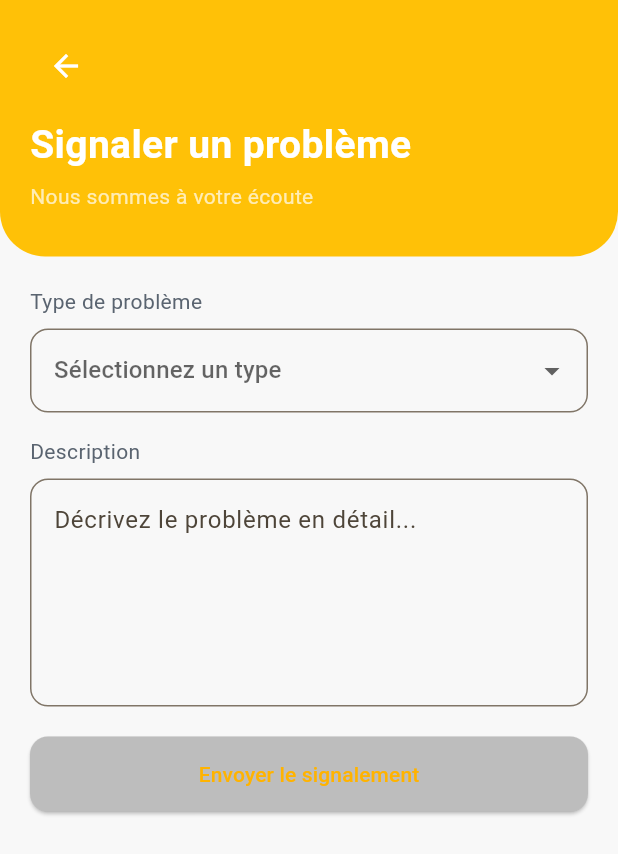
After one commit to jawheressid/mobile_takekar, a Flutter app: the UserDashboardScreen screen opened by its route, after a tap on "Signaler", on a phone screen of 412 x 824 dp. The commit adds this screen. Shown: the top 854 px of the screen. Run offline on Flutter 3.47's test engine with Material 3 defaults, Android fonts, the phone set to English and light mode, and no system bars; our stand-ins replace cloud_firestore, firebase_auth, firebase_core, flutter_map, latlong2; accounts and stored records are empty.

Commit message:
Add report problem page and navigation

```diff
--- a/lib/main.dart
+++ b/lib/main.dart
@@ -1,3 +1,4 @@
+import 'pages/report_problem_page.dart';
 import 'package:flutter/material.dart';
 import 'package:flutter/foundation.dart' show kIsWeb;
 import 'package:firebase_core/firebase_core.dart';
@@ -12,13 +13,14 @@ import 'screens/splash.dart';
 import 'screens/user_dashboard.dart';
 import 'theme/app_theme.dart';
 
-
 Future<void> main() async {
   WidgetsFlutterBinding.ensureInitialized();
   Object? firebaseInitError;
   try {
     // NOTE: On Web, Firebase needs explicit config (via --dart-define) otherwise FirebaseAuth/Firestore will crash.
-    await Firebase.initializeApp(options: kIsWeb ? _webFirebaseOptions() : null);
+    await Firebase.initializeApp(
+      options: kIsWeb ? _webFirebaseOptions() : null,
+    );
   } catch (e) {
     firebaseInitError = e;
   }
@@ -48,6 +50,7 @@ class TakeKarApp extends StatelessWidget {
       theme: buildAppTheme(),
       initialRoute: SplashScreen.route,
       routes: {
+        ReportProblemPage.route: (_) => const ReportProblemPage(),
         SplashScreen.route: (_) => const SplashScreen(),
         RoleSelectionScreen.route: (_) => const RoleSelectionScreen(),
         UserLoginScreen.route: (_) => const UserLoginScreen(),
@@ -65,14 +68,19 @@ class TakeKarApp extends StatelessWidget {
 FirebaseOptions _webFirebaseOptions() {
   const apiKey = String.fromEnvironment('FIREBASE_API_KEY');
   const appId = String.fromEnvironment('FIREBASE_APP_ID');
-  const messagingSenderId = String.fromEnvironment('FIREBASE_MESSAGING_SENDER_ID');
+  const messagingSenderId = String.fromEnvironment(
+    'FIREBASE_MESSAGING_SENDER_ID',
+  );
   const projectId = String.fromEnvironment('FIREBASE_PROJECT_ID');
   const authDomain = String.fromEnvironment('FIREBASE_AUTH_DOMAIN');
   const storageBucket = String.fromEnvironment('FIREBASE_STORAGE_BUCKET');
   const measurementId = String.fromEnvironment('FIREBASE_MEASUREMENT_ID');
   const databaseURL = String.fromEnvironment('FIREBASE_DATABASE_URL');
 
-  if (apiKey.isEmpty || appId.isEmpty || messagingSenderId.isEmpty || projectId.isEmpty) {
+  if (apiKey.isEmpty ||
+      appId.isEmpty ||
+      messagingSenderId.isEmpty ||
+      projectId.isEmpty) {
     throw StateError(
       'Missing Firebase Web config. Define: FIREBASE_API_KEY, FIREBASE_APP_ID, FIREBASE_MESSAGING_SENDER_ID, FIREBASE_PROJECT_ID.',
     );
@@ -121,10 +129,7 @@ class _FirebaseInitErrorScreen extends StatelessWidget {
                 '  --dart-define=FIREBASE_PROJECT_ID=...',
               ),
               const SizedBox(height: 12),
-              Text(
-                error.toString(),
-                style: const TextStyle(color: Colors.red),
-              ),
+              Text(error.toString(), style: const TextStyle(color: Colors.red)),
             ],
           ),
         ),
--- /dev/null
+++ b/lib/pages/report_problem_page.dart
@@ -0,0 +1,139 @@
+import 'package:flutter/material.dart';
+
+class ReportProblemPage extends StatefulWidget {
+  const ReportProblemPage({super.key});
+  static const String route = '/report-problem';
+
+  @override
+  State<ReportProblemPage> createState() => _ReportProblemPageState();
+}
+
+class _ReportProblemPageState extends State<ReportProblemPage> {
+  String? selectedType;
+  final TextEditingController descriptionController = TextEditingController();
+
+  @override
+  Widget build(BuildContext context) {
+    return Scaffold(
+      backgroundColor: const Color(0xFFF8F8F8),
+      body: SafeArea(
+        child: Column(
+          children: [
+            // 🔶 HEADER JAUNE
+            Container(
+              width: double.infinity,
+              padding: const EdgeInsets.fromLTRB(20, 20, 20, 30),
+              decoration: const BoxDecoration(
+                color: Color(0xFFFFC107),
+                borderRadius: BorderRadius.only(
+                  bottomLeft: Radius.circular(30),
+                  bottomRight: Radius.circular(30),
+                ),
+              ),
+              child: Column(
+                crossAxisAlignment: CrossAxisAlignment.start,
+                children: [
+                  IconButton(
+                    onPressed: () => Navigator.pop(context),
+                    icon: const Icon(Icons.arrow_back, color: Colors.white),
+                  ),
+                  const SizedBox(height: 10),
+                  const Text(
+                    'Signaler un problème',
+                    style: TextStyle(
+                      color: Colors.white,
+                      fontSize: 26,
+                      fontWeight: FontWeight.bold,
+                    ),
+                  ),
+                  const SizedBox(height: 6),
+                  const Text(
+                    'Nous sommes à votre écoute',
+                    style: TextStyle(color: Colors.white70),
+                  ),
+                ],
+              ),
+            ),
+
+            const SizedBox(height: 20),
+
+            // 🔶 FORMULAIRE
+            Padding(
+              padding: const EdgeInsets.symmetric(horizontal: 20),
+              child: Column(
+                crossAxisAlignment: CrossAxisAlignment.start,
+                children: [
+                  const Text('Type de problème'),
+                  const SizedBox(height: 8),
+                  DropdownButtonFormField<String>(
+                    value: selectedType,
+                    hint: const Text('Sélectionnez un type'),
+                    items: const [
+                      DropdownMenuItem(
+                        value: 'Bus en retard',
+                        child: Text('Bus en retard'),
+                      ),
+                      DropdownMenuItem(
+                        value: 'Problème de paiement',
+                        child: Text('Problème de paiement'),
+                      ),
+                      DropdownMenuItem(value: 'Autre', child: Text('Autre')),
+                    ],
+                    onChanged: (value) {
+                      setState(() {
+                        selectedType = value;
+                      });
+                    },
+                    decoration: InputDecoration(
+                      border: OutlineInputBorder(
+                        borderRadius: BorderRadius.circular(12),
+                      ),
+                    ),
+                  ),
+
+                  const SizedBox(height: 16),
+
+                  const Text('Description'),
+                  const SizedBox(height: 8),
+                  TextField(
+                    controller: descriptionController,
+                    maxLines: 5,
+                    decoration: InputDecoration(
+                      hintText: 'Décrivez le problème en détail...',
+                      border: OutlineInputBorder(
+                        borderRadius: BorderRadius.circular(12),
+                      ),
+                    ),
+                  ),
+
+                  const SizedBox(height: 20),
+
+                  // 🔶 BOUTON
+                  SizedBox(
+                    width: double.infinity,
+                    height: 50,
+                    child: ElevatedButton(
+                      style: ElevatedButton.styleFrom(
+                        backgroundColor: Colors.grey.shade400,
+                        shape: RoundedRectangleBorder(
+                          borderRadius: BorderRadius.circular(12),
+                        ),
+                      ),
+                      onPressed: () {
+                        // PLUS TARD : envoyer à Firebase
+                        ScaffoldMessenger.of(context).showSnackBar(
+                          const SnackBar(content: Text('Signalement envoyé ✅')),
+                        );
+                      },
+                      child: const Text('Envoyer le signalement'),
+                    ),
+                  ),
+                ],
+              ),
+            ),
+          ],
+        ),
+      ),
+    );
+  }
+}
--- a/lib/screens/user_dashboard.dart
+++ b/lib/screens/user_dashboard.dart
@@ -1,9 +1,10 @@
 import 'package:flutter/material.dart';
+import '../pages/report_problem_page.dart'; // ✅ AJOUT
+import '../services/auth_service.dart';
 import '../theme/app_colors.dart';
 import '../widgets/cards.dart';
 import 'follow_line/follow_line_select.dart';
 import 'role_selection.dart';
-import '../services/auth_service.dart';
 
 class UserDashboardScreen extends StatelessWidget {
   const UserDashboardScreen({super.key});
@@ -17,11 +18,28 @@ class UserDashboardScreen extends StatelessWidget {
         'Localisation en temps réel',
         Icons.my_location,
         AppColors.sunrise,
-        onTap: () => Navigator.of(context).pushNamed(FollowLineSelectScreen.route),
+        onTap: () =>
+            Navigator.of(context).pushNamed(FollowLineSelectScreen.route),
       ),
-      FeatureCardData('Chercher un trajet', 'Meilleur itinéraire', Icons.search, AppColors.accentPink),
-      FeatureCardData('Historique', 'Trajets passés', Icons.history, AppColors.sunrise),
-      FeatureCardData('Signaler', 'Rapporter un problème', Icons.error_outline, AppColors.accentPink),
+      FeatureCardData(
+        'Chercher un trajet',
+        'Meilleur itinéraire',
+        Icons.search,
+        AppColors.accentPink,
+      ),
+      FeatureCardData(
+        'Historique',
+        'Trajets passés',
+        Icons.history,
+        AppColors.sunrise,
+      ),
+      FeatureCardData(
+        'Signaler',
+        'Rapporter un problème',
+        Icons.error_outline,
+        AppColors.accentPink,
+        onTap: () => Navigator.of(context).pushNamed(ReportProblemPage.route),
+      ),
     ];
 
     return Scaffold(
@@ -46,16 +64,29 @@ class UserDashboardScreen extends StatelessWidget {
                     Column(
                       crossAxisAlignment: CrossAxisAlignment.start,
                       children: const [
-                        Text('TAKE كار', style: TextStyle(color: Colors.white, fontSize: 24, fontWeight: FontWeight.w600)),
+                        Text(
+                          'TAKE كار',
+                          style: TextStyle(
+                            color: Colors.white,
+                            fontSize: 24,
+                            fontWeight: FontWeight.w600,
+                          ),
+                        ),
                         SizedBox(height: 4),
-                        Text('Bonjour 👋', style: TextStyle(color: Colors.white70, fontSize: 16)),
+                        Text(
+                          'Bonjour 👋',
+                          style: TextStyle(color: Colors.white70, fontSize: 16),
+                        ),
                       ],
                     ),
                     GestureDetector(
                       onTap: () async {
                         await AuthService().signOut();
                         if (!context.mounted) return;
-                        Navigator.of(context).pushNamedAndRemoveUntil(RoleSelectionScreen.route, (route) => false);
+                        Navigator.of(context).pushNamedAndRemoveUntil(
+                          RoleSelectionScreen.route,
+                          (route) => false,
+                        );
                       },
                       child: Container(
                         padding: const EdgeInsets.all(10),
@@ -70,20 +101,25 @@ class UserDashboardScreen extends StatelessWidget {
                 ),
               ),
               Padding(
-                padding: const EdgeInsets.symmetric(horizontal: 18, vertical: 18),
+                padding: const EdgeInsets.symmetric(
+                  horizontal: 18,
+                  vertical: 18,
+                ),
                 child: Column(
                   children: [
                     GridView.builder(
                       shrinkWrap: true,
                       physics: const NeverScrollableScrollPhysics(),
                       itemCount: cards.length,
-                      gridDelegate: const SliverGridDelegateWithFixedCrossAxisCount(
-                        crossAxisCount: 2,
-                        childAspectRatio: 1,
-                        crossAxisSpacing: 14,
-                        mainAxisSpacing: 14,
-                      ),
-                      itemBuilder: (context, index) => FeatureCard(data: cards[index]),
+                      gridDelegate:
+                          const SliverGridDelegateWithFixedCrossAxisCount(
+                            crossAxisCount: 2,
+                            childAspectRatio: 1,
+                            crossAxisSpacing: 14,
+                            mainAxisSpacing: 14,
+                          ),
+                      itemBuilder: (context, index) =>
+                          FeatureCard(data: cards[index]),
                     ),
                     const SizedBox(height: 16),
                     Container(
@@ -102,12 +138,20 @@ class UserDashboardScreen extends StatelessWidget {
                       ),
                       child: Row(
                         children: const [
-                          Icon(Icons.lightbulb_outline, color: AppColors.sunrise, size: 28),
+                          Icon(
+                            Icons.lightbulb_outline,
+                            color: AppColors.sunrise,
+                            size: 28,
+                          ),
                           SizedBox(width: 12),
                           Expanded(
                             child: Text(
                               'Astuce du jour\nSuivez votre bus en temps réel pour ne jamais le manquer',
-                              style: TextStyle(color: AppColors.textPrimary, fontSize: 15, height: 1.3),
+                              style: TextStyle(
+                                color: AppColors.textPrimary,
+                                fontSize: 15,
+                                height: 1.3,
+                              ),
                             ),
                           ),
                         ],
```
